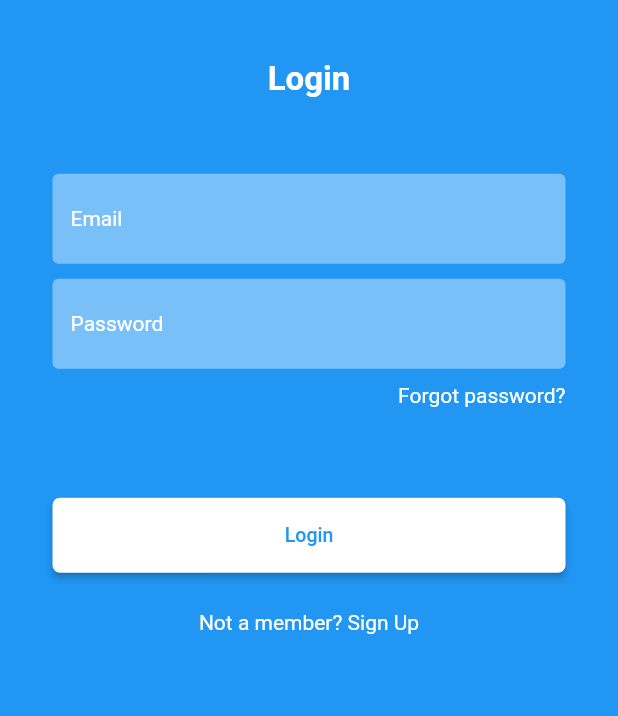
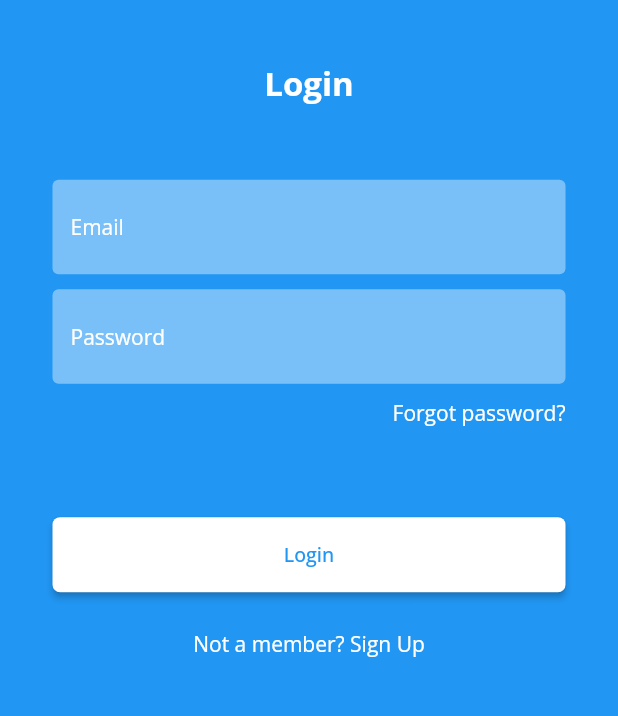
Before and after one commit to aleexbt/procura_online, a Flutter app: the screen it shows after launch, after a tap on "Sell", on a phone screen of 412 x 824 dp, the part 292-1008 px from its top. Run offline on Flutter 3.47's test engine with Material 2 defaults, Android fonts, the phone set to English and light mode, and no system bars; our stand-ins replace dio, flutter_html, flutter_speed_dial, flutter_svg, get, google_fonts and 5 more; missing offline and left inert: dio_http_cache, flutter_facebook_auth, multi_image_picker, smart_select; accounts and stored records are empty; network calls fail.

Commit message:
Update screens and grandle version

```diff
--- a/lib/main.dart
+++ b/lib/main.dart
@@ -1,5 +1,6 @@
 import 'package:flutter/material.dart';
 import 'package:get/get.dart';
+import 'package:google_fonts/google_fonts.dart';
 import 'package:procura_online/screens/ad/new_ad_screen.dart';
 import 'package:procura_online/screens/app_screen.dart';
 import 'package:procura_online/screens/auth/login_screen.dart';
@@ -25,7 +26,8 @@ class MyApp extends StatelessWidget {
     return GestureDetector(
       onTap: () {
         FocusScopeNode currentFocus = FocusScope.of(context);
-        if (!currentFocus.hasPrimaryFocus && currentFocus.focusedChild != null) {
+        if (!currentFocus.hasPrimaryFocus &&
+            currentFocus.focusedChild != null) {
           FocusManager.instance.primaryFocus.unfocus();
         }
       },
@@ -37,12 +39,19 @@ class MyApp extends StatelessWidget {
           GetPage(name: '/app', page: () => AppScreen()),
           GetPage(name: '/product-details/:id', page: () => ProductScreen()),
           GetPage(name: '/chat', page: () => ChatScreen()),
-          GetPage(name: '/chat/conversation/:id', page: () => ConversationScreen()),
+          GetPage(
+              name: '/chat/conversation/:id', page: () => ConversationScreen()),
           GetPage(name: '/tests', page: () => TestsScreen()),
-          GetPage(name: '/search-filter', page: () => FilterScreen(), fullscreenDialog: true),
+          GetPage(
+              name: '/search-filter',
+              page: () => FilterScreen(),
+              fullscreenDialog: true),
           GetPage(name: '/settings', page: () => SettingsScreen()),
-          GetPage(name: '/settings/edit-profile', page: () => EditProfileScreen()),
-          GetPage(name: '/settings/change-password', page: () => ChangePasswordScreen()),
+          GetPage(
+              name: '/settings/edit-profile', page: () => EditProfileScreen()),
+          GetPage(
+              name: '/settings/change-password',
+              page: () => ChangePasswordScreen()),
           GetPage(name: '/ad/new', page: () => NewAdScreen()),
           GetPage(name: '/auth/login', page: () => LoginScreen()),
           GetPage(name: '/auth/register', page: () => RegisterScreen()),
@@ -52,6 +61,9 @@ class MyApp extends StatelessWidget {
         theme: ThemeData(
           primaryColor: Colors.white,
           visualDensity: VisualDensity.adaptivePlatformDensity,
+          textTheme: GoogleFonts.openSansTextTheme(
+            Theme.of(context).textTheme,
+          ),
         ),
 
         // home: MyHomePage(),
--- a/lib/screens/edit_profile_screen.dart
+++ b/lib/screens/edit_profile_screen.dart
@@ -20,7 +20,8 @@ class EditProfileScreen extends StatelessWidget {
             icon: Icon(Icons.check, color: Colors.black),
             onPressed: () {
               FocusScope.of(context).unfocus();
-              _userController.updateUserData(name: _name.text, email: _email.text);
+              _userController.updateUserData(
+                  name: _name.text, email: _email.text);
             },
           ),
         ],
@@ -52,6 +53,7 @@ class EditProfileScreen extends StatelessWidget {
                   fillColor: Colors.grey[200],
                   hintText: _userController.userData?.email,
                   keyboardType: TextInputType.emailAddress,
+                  validatorText: 'Por favor digite seu e-mail',
                 )),
           ],
         ),
--- a/lib/screens/home/home_screen.dart
+++ b/lib/screens/home/home_screen.dart
@@ -14,7 +14,8 @@ class HomeScreen extends StatefulWidget {
   _HomeScreenState createState() => _HomeScreenState();
 }
 
-class _HomeScreenState extends State<HomeScreen> with AutomaticKeepAliveClientMixin {
+class _HomeScreenState extends State<HomeScreen>
+    with AutomaticKeepAliveClientMixin {
   @override
   bool get wantKeepAlive => true;
 
@@ -66,16 +67,20 @@ class _HomeScreenState extends State<HomeScreen> with AutomaticKeepAliveClientMi
                       decoration: InputDecoration(
                         hintText: 'Search',
                         border: const OutlineInputBorder(
-                          borderSide: const BorderSide(color: Colors.transparent, width: 0.0),
+                          borderSide: const BorderSide(
+                              color: Colors.transparent, width: 0.0),
                         ),
                         enabledBorder: const OutlineInputBorder(
-                          borderSide: const BorderSide(color: Colors.transparent, width: 0.0),
+                          borderSide: const BorderSide(
+                              color: Colors.transparent, width: 0.0),
                         ),
                         focusedBorder: OutlineInputBorder(
-                          borderSide: BorderSide(color: Colors.transparent, width: 0.0),
+                          borderSide:
+                              BorderSide(color: Colors.transparent, width: 0.0),
                         ),
                       ),
-                      onChanged: (value) => _searchController.setSearchTerm(value),
+                      onChanged: (value) =>
+                          _searchController.setSearchTerm(value),
                       onSubmitted: (_) => _searchController.doSearch(),
                       textInputAction: TextInputAction.search,
                     ),
@@ -93,15 +98,19 @@ class _HomeScreenState extends State<HomeScreen> with AutomaticKeepAliveClientMi
             mainAxisAlignment: MainAxisAlignment.spaceBetween,
             children: [
               FlatButton(
-                shape: RoundedRectangleBorder(borderRadius: BorderRadius.circular(25)),
+                shape: RoundedRectangleBorder(
+                    borderRadius: BorderRadius.circular(25)),
                 color: Colors.grey[200],
                 minWidth: 120,
                 height: 40,
-                onPressed: () => _userController.isLoggedIn ? Get.toNamed('/ad/new') : Get.toNamed('/auth/login'),
+                onPressed: () => _userController.isLoggedIn
+                    ? Get.toNamed('/ad/new')
+                    : Get.toNamed('/auth/login'),
                 child: Text('Sell'),
               ),
               FlatButton(
-                shape: RoundedRectangleBorder(borderRadius: BorderRadius.circular(25)),
+                shape: RoundedRectangleBorder(
+                    borderRadius: BorderRadius.circular(25)),
                 color: Colors.grey[200],
                 minWidth: 120,
                 height: 40,
@@ -109,7 +118,8 @@ class _HomeScreenState extends State<HomeScreen> with AutomaticKeepAliveClientMi
                 child: Text('Vehicles'),
               ),
               FlatButton(
-                shape: RoundedRectangleBorder(borderRadius: BorderRadius.circular(25)),
+                shape: RoundedRectangleBorder(
+                    borderRadius: BorderRadius.circular(25)),
                 color: Colors.grey[200],
                 minWidth: 120,
                 height: 40,
@@ -140,14 +150,14 @@ class _HomeScreenState extends State<HomeScreen> with AutomaticKeepAliveClientMi
                               image: 'https://kknd26.ru/images/no_photo.png',
                               title: 'Sport car',
                               salePrice: '19,000',
-                              onTap: () => Get.toNamed('/product-details/$index'),
+                              onTap: () =>
+                                  Get.toNamed('/product-details/$index'),
                             ),
                           );
                         },
                       ),
                     ),
                     SizedBox(height: 20),
-                    Obx(() => Text(_homeController.hasError.toString())),
                     Obx(
                       () => GridView.builder(
                         gridDelegate: SliverGridDelegateWithFixedCrossAxisCount(
@@ -164,8 +174,10 @@ class _HomeScreenState extends State<HomeScreen> with AutomaticKeepAliveClientMi
                             image: 'https://kknd26.ru/images/no_photo.png',
                             title: _homeController.results[index].title,
                             salePrice: _homeController.results[index].price,
-                            normalPrice: _homeController.results[index].oldPrice,
-                            onTap: () => Get.toNamed('/product-details/${_homeController.results[index].id}'),
+                            normalPrice:
+                                _homeController.results[index].oldPrice,
+                            onTap: () => Get.toNamed(
+                                '/product-details/${_homeController.results[index].id}'),
                           );
                         },
                       ),
--- a/lib/screens/splash.dart
+++ b/lib/screens/splash.dart
@@ -21,14 +21,19 @@ class _SplashScreenState extends State<SplashScreen> {
   }
 
   void init() async {
-    Get.put(ProductRepository());
-    Get.put(UserRepository());
-    Get.put(UserController());
-    Get.put(SearchController());
-    Get.put(HomeController());
-    // Get.put(DetailsController());
+    // Get.put(ProductRepository());
+    // Get.put(UserRepository());
+    // Get.put(UserController());
+    // Get.put(SearchController());
+    // Get.put(HomeController());
+    // Get.put(UserRepository());
 
-    Get.put(UserRepository());
+    Get.lazyPut(() => ProductRepository());
+    Get.lazyPut(() => UserRepository());
+    Get.lazyPut(() => UserController());
+    Get.lazyPut(() => HomeController());
+    Get.lazyPut(() => SearchController());
+
     await Future.delayed(Duration(seconds: 2));
     Get.offAllNamed('/app');
   }
--- a/lib/widgets/text_input.dart
+++ b/lib/widgets/text_input.dart
@@ -19,6 +19,7 @@ class CustomTextInput extends StatelessWidget {
   final Widget suffixIcon;
   final TextInputAction textInputAction;
   final int maxLines;
+  final Function validator;
 
   const CustomTextInput({
     Key key,
@@ -39,6 +40,7 @@ class CustomTextInput extends StatelessWidget {
     this.suffixIcon,
     this.textInputAction,
     this.maxLines = 1,
+    this.validator,
   }) : super(key: key);
 
   @override
@@ -59,7 +61,7 @@ class CustomTextInput extends StatelessWidget {
         fillColor: fillColor ?? Colors.white.withOpacity(0.4),
         isDense: true,
         contentPadding: EdgeInsets.symmetric(vertical: 22, horizontal: 12),
-        errorStyle: TextStyle(height: 0),
+        errorStyle: TextStyle(height: 1),
         counterText: '',
         suffixIcon: suffixIcon,
         border: const OutlineInputBorder(
@@ -75,15 +77,7 @@ class CustomTextInput extends StatelessWidget {
       style: TextStyle(
         fontSize: 14.0,
       ),
-      validator: isRequired
-          ? (text) {
-              if (text.isEmpty) {
-                return '';
-              } else {
-                return null;
-              }
-            }
-          : null,
+      validator: validator,
       onFieldSubmitted: onSubmitted,
       focusNode: focusNode ?? null,
       obscureText: obscureText,
```
Also changed, not shown: lib/repositories/user_repository.dart (+71 -37 lines), lib/screens/auth/user_controller.dart (+44 -2 lines), lib/screens/change_password_screen.dart (+57 -4 lines), pubspec.yaml (+3 -4 lines), pubspec.lock, 2 other files.
